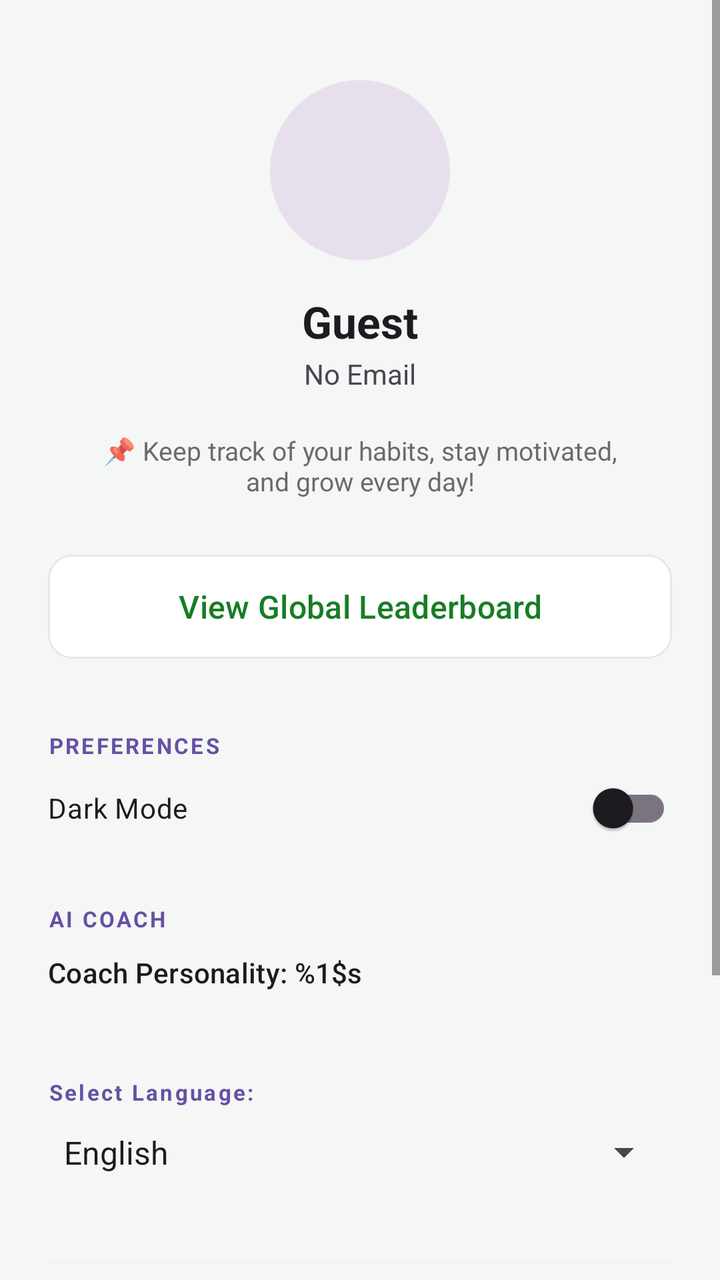
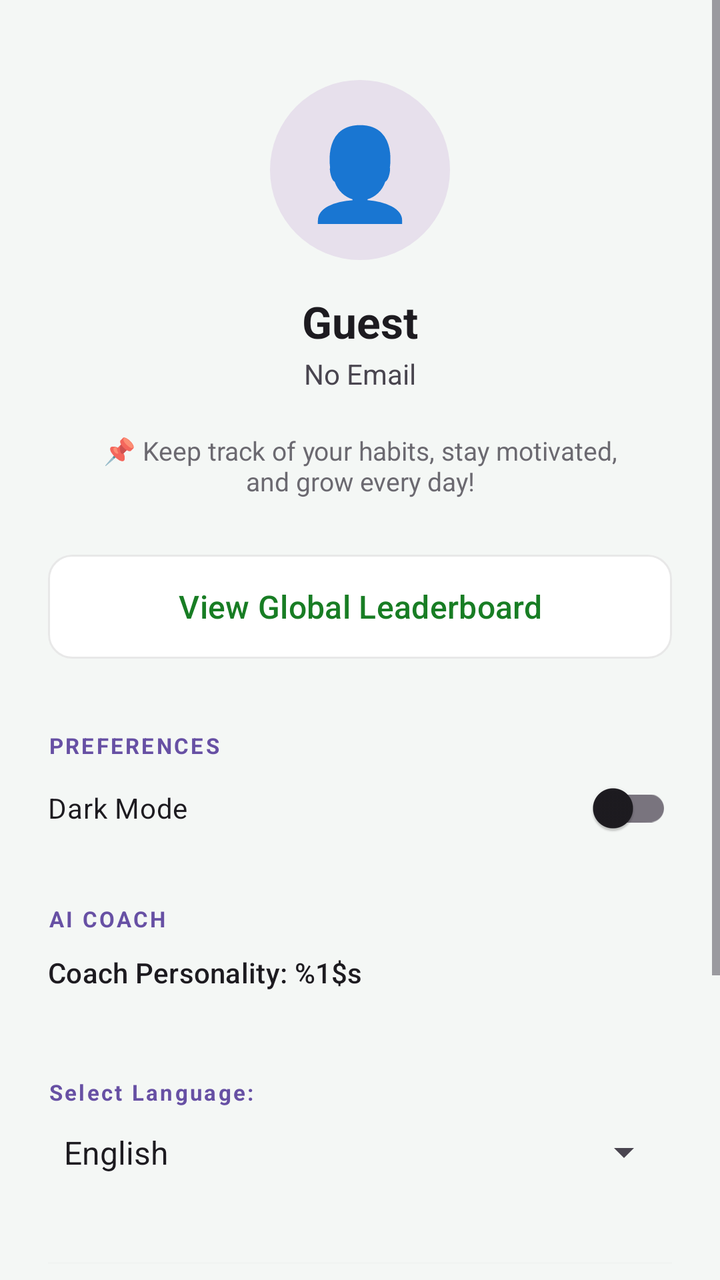

Two renders of the same Android screen: before a commit and after it. Below are the layout's source before the change and the commit's diff.
<!-- AndroidManifest.xml: application theme Theme.TrackIt -->
<!-- res/layout/fragment_profile.xml -->
<?xml version="1.0" encoding="utf-8"?>
<ScrollView
    xmlns:android="http://schemas.android.com/apk/res/android"
    xmlns:app="http://schemas.android.com/apk/res-auto"
    android:layout_width="match_parent"
    android:layout_height="match_parent"
    android:background="@color/bg_color">

    <LinearLayout
        android:layout_width="match_parent"
        android:layout_height="wrap_content"
        android:orientation="vertical"
        android:padding="24dp"
        android:gravity="center_horizontal">

        <TextView
            android:id="@+id/profileAvatar"
            android:layout_width="90dp"
            android:layout_height="90dp"
            android:textSize="45sp"
            android:gravity="center"
            android:background="@drawable/circle_placeholder"
            android:layout_marginTop="16dp"/>

        <TextView
            android:id="@+id/profileName"
            android:layout_width="wrap_content"
            android:layout_height="wrap_content"
            android:text="@string/guest"
            android:textSize="22sp"
            android:textStyle="bold"
            android:textColor="?android:attr/textColorPrimary"
            android:layout_marginTop="16dp"/>

        <TextView
            android:id="@+id/profileEmail"
            android:layout_width="wrap_content"
            android:layout_height="wrap_content"
            android:text="@string/no_email"
            android:textSize="14sp"
            android:textColor="?android:attr/textColorSecondary"
            android:layout_marginTop="2dp"/>

        <TextView
            android:id="@+id/profileBio"
            android:layout_width="match_parent"
            android:layout_height="wrap_content"
            android:text="@string/profile_bio"
            android:textSize="13sp"
            android:textColor="?android:attr/textColorSecondary"
            android:layout_marginTop="20dp"
            android:gravity="center"
            android:paddingHorizontal="16dp"
            android:alpha="0.8"/>
        <com.google.android.material.button.MaterialButton
            android:id="@+id/Top50Link"
            style="@style/Widget.Material3.Button.TonalButton"
            android:layout_width="match_parent"
            android:layout_height="60dp"
            android:layout_marginTop="24dp"
            android:text="@string/view_leaderboard"
            app:iconGravity="textStart"
            android:textColor="@color/primary_color"
            app:backgroundTint="@color/habit_bg_color"
            app:strokeColor="@color/track_gray"
            app:strokeWidth="1dp"
            app:cornerRadius="12dp"
            android:textAllCaps="false"
            android:textSize="16sp" />

        <TextView
            android:layout_width="match_parent"
            android:layout_height="wrap_content"
            android:text="@string/preferences"
            android:textSize="11sp"
            android:textStyle="bold"
            android:textColor="?attr/colorPrimary"
            android:layout_marginTop="32dp"
            android:letterSpacing="0.1"/>




        <com.google.android.material.switchmaterial.SwitchMaterial
            android:id="@+id/themeSwitch"
            android:layout_width="match_parent"
            android:layout_height="wrap_content"
            android:text="@string/dark_mode"
            android:paddingVertical="12dp"/>

        <TextView
            android:layout_width="match_parent"
            android:layout_height="wrap_content"
            android:text="@string/ai_coach"
            android:textSize="11sp"
            android:textStyle="bold"
            android:textColor="?attr/colorPrimary"
            android:layout_marginTop="24dp"
            android:letterSpacing="0.1"/>



        <com.google.android.material.button.MaterialButton
            android:id="@+id/btnCoachTone"
            style="@style/Widget.Material3.Button.TextButton"
            android:layout_width="match_parent"
            android:layout_height="wrap_content"
            android:text="@string/coach_personality"
            android:gravity="start"
            android:paddingStart="0dp"
            android:textAllCaps="false"
            android:textColor="?android:attr/textColorPrimary"/>

        <TextView
            android:layout_width="match_parent"
            android:layout_height="wrap_content"
            android:text="@string/select_language"
            android:textSize="11sp"
            android:textStyle="bold"
            android:textColor="?attr/colorPrimary"
            android:layout_marginTop="24dp"
            android:letterSpacing="0.1"/>

        <Spinner
            android:id="@+id/langSpinner"
            android:layout_width="match_parent"
            android:layout_height="wrap_content"
            android:entries="@array/language_options"
            android:paddingVertical="12dp"/>

        <View
            android:layout_width="match_parent"
            android:layout_height="1dp"
            android:layout_marginTop="32dp"
            android:background="?android:attr/dividerVertical"
            android:alpha="0.1"/>

        <com.google.android.material.button.MaterialButton
            android:id="@+id/btnSettings"
            style="@style/Widget.Material3.Button.TextButton"
            android:layout_width="match_parent"
            android:layout_height="wrap_content"
            android:text="@string/title_settings"
            android:layout_marginTop="16dp"
            android:textColor="?attr/colorPrimary"
            android:textAllCaps="false"/>

        <com.google.android.material.button.MaterialButton
            android:id="@+id/btnLogout"
            style="@style/Widget.Material3.Button.TextButton"
            android:layout_width="match_parent"
            android:layout_height="wrap_content"
            android:text="@string/logout"
            android:layout_marginTop="16dp"
            android:textColor="?attr/colorPrimary"
            android:textAllCaps="false"/>

        <com.google.android.material.button.MaterialButton
            android:id="@+id/btndelete"
            style="@style/Widget.Material3.Button.TextButton"
            android:layout_width="wrap_content"
            android:layout_height="wrap_content"
            android:text="@string/delete_account"
            android:layout_marginTop="8dp"
            android:textColor="#BA1A1A"
            android:textAllCaps="false"
            android:alpha="0.6"
            android:textSize="12sp"/>

        <FrameLayout
            android:id="@+id/loadingOverlay"
            android:layout_width="match_parent"
            android:layout_height="match_parent"
            android:background="?android:windowBackground"
            android:visibility="gone"
            android:elevation="100dp">

            <ProgressBar
                android:layout_width="wrap_content"
                android:layout_height="wrap_content"
                android:layout_gravity="center" />
        </FrameLayout>
    </LinearLayout>


</ScrollView>
<!-- resources referenced by this layout -->
<resources>
  <string-array name="language_options">
          <item>English</item>
          <item>Armenian (Հայերեն)</item>
          <item>Russian (Русский)</item>
      </string-array>
  <color name="bg_color">#f4f7f5</color>
  <color name="habit_bg_color">#FFFFFF</color>
  <color name="primary_color">#187D24</color>
  <color name="track_gray">#E8E8E8</color>
  <!-- drawable circle_placeholder (drawable) -->
  <?xml version="1.0" encoding="utf-8"?>
  <shape xmlns:android="http://schemas.android.com/apk/res/android"
      android:shape="oval">
      <solid android:color="?attr/colorSurfaceVariant" />
      <size android:width="90dp" android:height="90dp" />
  </shape>
  <string name="ai_coach">AI COACH</string>
  <string name="coach_personality">Coach Personality: %1$s</string>
  <string name="dark_mode">Dark Mode</string>
  <string name="delete_account">Delete Account</string>
  <string name="guest">Guest</string>
  <string name="logout">Logout</string>
  <string name="no_email">No Email</string>
  <string name="preferences">PREFERENCES</string>
  <string name="profile_bio">📌 Keep track of your habits, stay motivated, and grow every day!</string>
  <string name="select_language">Select Language:</string>
  <string name="title_settings">Settings</string>
  <string name="view_leaderboard">View Global Leaderboard</string>
  <style name="Theme.TrackIt" parent="Base.Theme.TrackIt" />
  <style name="Base.Theme.TrackIt" parent="Theme.Material3.DayNight.NoActionBar">
          
          
      </style>
</resources>

<!-- the commit's change to res/layout/fragment_profile.xml (unified diff, before → after) -->
@@ -19,6 +19,7 @@
             android:layout_height="90dp"
             android:textSize="45sp"
             android:gravity="center"
+            android:text="👤"
             android:background="@drawable/circle_placeholder"
             android:layout_marginTop="16dp"/>
 
